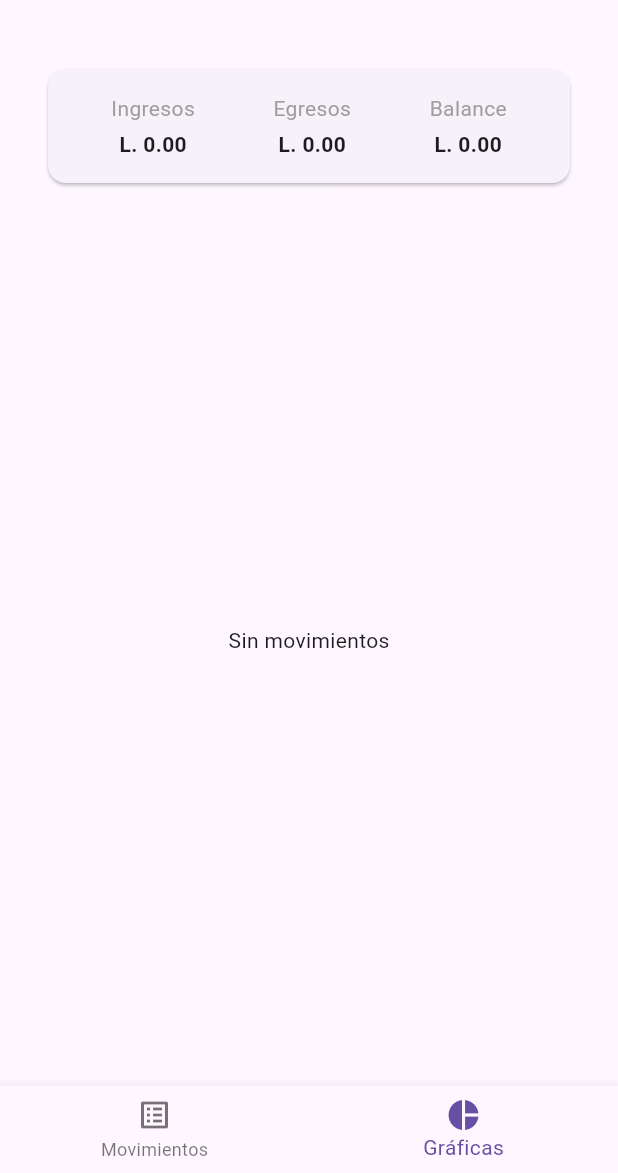
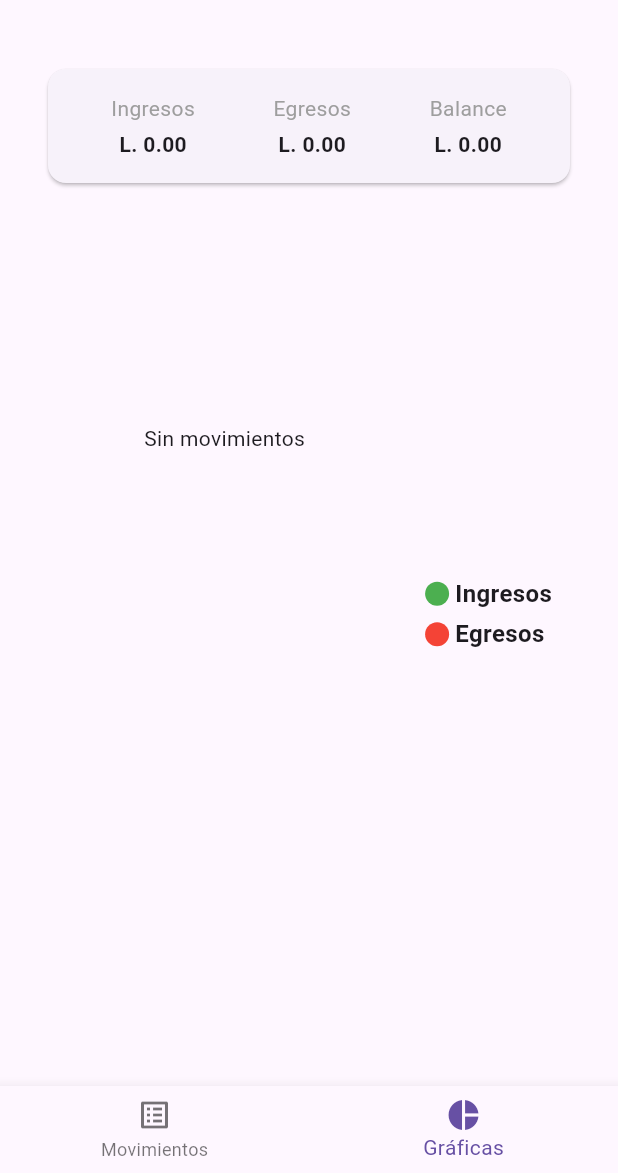
Before and after one commit to nbcc90/proyecto3_Control_Gastos_Personales, a Flutter app: the HomePage screen opened directly with empty values, swiped to page 2, on a phone screen of 412 x 824 dp, the part 63-1236 px from its top. Run offline on Flutter 3.47's test engine with Material 3 defaults, Android fonts, the phone set to English and light mode, and no system bars; our stand-ins replace fl_chart, get, get_storage, go_router; accounts and stored records are empty.

Commit message:
Se agrega indicadores a grafico

```diff
--- a/lib/views/home.dart
+++ b/lib/views/home.dart
@@ -3,10 +3,10 @@ import 'package:flutter/material.dart';
 import 'package:gastos_personales/enums/movement_type.dart';
 import 'package:gastos_personales/models/movement.dart';
 import 'package:gastos_personales/views/cards.dart';
+import 'package:gastos_personales/views/indicator.dart';
 import 'package:get_storage/get_storage.dart';
 import 'package:fl_chart/fl_chart.dart';
 import 'package:go_router/go_router.dart';
-
 
 class HomePage extends StatefulWidget {
   const HomePage({super.key, required this.user});
@@ -43,8 +43,11 @@ class _HomePageState extends State<HomePage> {
     } catch (_) {
       // si guardaste lista directa sin json, fallback:
       if (raw is List) {
-        setState(() =>
-        items = raw.map((e) => Movement.fromJson(Map<String, dynamic>.from(e))).toList());
+        setState(
+          () => items = raw
+              .map((e) => Movement.fromJson(Map<String, dynamic>.from(e)))
+              .toList(),
+        );
       }
     }
   }
@@ -110,7 +113,7 @@ class _HomePageState extends State<HomePage> {
               context.goNamed('login');
             }),
             tooltip: 'Salir',
-            icon: const Icon(Icons.logout, color: Colors.red,),
+            icon: const Icon(Icons.logout, color: Colors.red),
           ),
         ],
       ),
@@ -119,10 +122,7 @@ class _HomePageState extends State<HomePage> {
         controller: pageController,
         physics: const NeverScrollableScrollPhysics(),
         onPageChanged: (i) => setState(() => currentIndex = i),
-        children: [
-          _buildMovementsPage(context),
-          _buildChartsPage(context),
-        ],
+        children: [_buildMovementsPage(context), _buildChartsPage(context)],
       ),
 
       floatingActionButton: currentIndex == 0
@@ -144,8 +144,14 @@ class _HomePageState extends State<HomePage> {
           );
         },
         items: const [
-          BottomNavigationBarItem(icon: Icon(Icons.list_alt), label: 'Movimientos'),
-          BottomNavigationBarItem(icon: Icon(Icons.pie_chart), label: 'Gráficas'),
+          BottomNavigationBarItem(
+            icon: Icon(Icons.list_alt),
+            label: 'Movimientos',
+          ),
+          BottomNavigationBarItem(
+            icon: Icon(Icons.pie_chart),
+            label: 'Gráficas',
+          ),
         ],
       ),
     );
@@ -165,8 +171,9 @@ class _HomePageState extends State<HomePage> {
                   itemBuilder: (_, i) {
                     final m = filtered[i];
                     final sign = m.type == MovementType.income ? '+' : '-';
-              final color =
-              m.type == MovementType.income ? Colors.green : Colors.red;
+                    final color = m.type == MovementType.income
+                        ? Colors.green
+                        : Colors.red;
 
                     return ListTile(
                       leading: CircleAvatar(
@@ -180,7 +187,8 @@ class _HomePageState extends State<HomePage> {
                       ),
                       title: Text(m.category),
                       subtitle: Text(
-                    '${m.date.day}/${m.date.month}/${m.date.year}${m.note != null && m.note!.isNotEmpty ? ' · ${m.note}' : ''}'),
+                        '${m.date.day}/${m.date.month}/${m.date.year}${m.note != null && m.note!.isNotEmpty ? ' · ${m.note}' : ''}',
+                      ),
                       trailing: Text(
                         '$sign L. ${m.amount.toStringAsFixed(2)}',
                         style: TextStyle(
@@ -189,25 +197,33 @@ class _HomePageState extends State<HomePage> {
                         ),
                       ),
                       onLongPress: () async {
-                  final ok = await showDialog<bool>(
+                        final ok =
+                            await showDialog<bool>(
                               context: context,
                               builder: (_) => AlertDialog(
                                 title: const Text('Eliminar'),
                                 content: const Text(
-                          '¿Deseas eliminar este movimiento?'),
+                                  '¿Deseas eliminar este movimiento?',
+                                ),
                                 actions: [
                                   TextButton(
-                            onPressed: () => Navigator.pop(context, false),
-                            child: const Text('Cancelar')),
+                                    onPressed: () =>
+                                        Navigator.pop(context, false),
+                                    child: const Text('Cancelar'),
+                                  ),
                                   FilledButton(
-                            onPressed: () => Navigator.pop(context, true),
-                            child: const Text('Eliminar')),
+                                    onPressed: () =>
+                                        Navigator.pop(context, true),
+                                    child: const Text('Eliminar'),
+                                  ),
                                 ],
                               ),
                             ) ??
                             false;
                         if (ok) {
-                    setState(() => items.removeWhere((e) => e.id == m.id));
+                          setState(
+                            () => items.removeWhere((e) => e.id == m.id),
+                          );
                           await _save();
                         }
                       },
@@ -230,6 +246,11 @@ class _HomePageState extends State<HomePage> {
         children: [
           CardPage(income: totalIncome, expense: totalExpense),
           const SizedBox(height: 16),
+          AspectRatio(
+            aspectRatio: 1.3,
+            child: Row(
+              children: <Widget>[
+                const SizedBox(height: 18),
                 Expanded(
                   child: filtered.isEmpty
                       ? const Center(child: Text('Sin movimientos'))
@@ -240,20 +261,40 @@ class _HomePageState extends State<HomePage> {
                             sections: [
                               PieChartSectionData(
                                 value: income,
-                    title: 'Ingresos',
-                    titleStyle: TextStyle(fontWeight: FontWeight.bold, fontSize: 16),
+                                showTitle: false,
                                 radius: 90,
-                    color: const Color.fromARGB(255, 129, 204, 132)
+                                color: Colors.green,
                               ),
                               PieChartSectionData(
                                 value: expense,
-                    title: 'Egresos',
-                    titleStyle: TextStyle(fontWeight: FontWeight.bold, fontSize: 16),
+                                showTitle: false,
                                 radius: 90,
-                    color: const Color.fromARGB(255, 228, 107, 107)
+                                color: Colors.red,
                               ),
                             ],
                           ),
+                        ),
+                ),
+                const Column(
+                  mainAxisAlignment: MainAxisAlignment.end,
+                  crossAxisAlignment: CrossAxisAlignment.start,
+                  children: <Widget>[
+                    Indicator(
+                      color: Colors.green,
+                      text: 'Ingresos',
+                      isSquare: false,
+                    ),
+                    SizedBox(height: 4),
+                    Indicator(
+                      color: Colors.red,
+                      text: 'Egresos',
+                      isSquare: false,
+                    ),
+                    SizedBox(height: 4),
+                  ],
+                ),
+                const SizedBox(width: 28),
+              ],
             ),
           ),
         ],
@@ -284,8 +325,10 @@ class _HomePageState extends State<HomePage> {
             child: Column(
               crossAxisAlignment: CrossAxisAlignment.start,
               children: [
-                const Text('Nuevo movimiento',
-                    style: TextStyle(fontSize: 18, fontWeight: FontWeight.w600)),
+                const Text(
+                  'Nuevo movimiento',
+                  style: TextStyle(fontSize: 18, fontWeight: FontWeight.w600),
+                ),
                 const SizedBox(height: 12),
 
                 // Tipo
@@ -294,7 +337,8 @@ class _HomePageState extends State<HomePage> {
                     ChoiceChip(
                       label: const Text('Egreso'),
                       selected: type == MovementType.expense,
-                      onSelected: (_) => setS(() => type = MovementType.expense),
+                      onSelected: (_) =>
+                          setS(() => type = MovementType.expense),
                     ),
                     const SizedBox(width: 8),
                     ChoiceChip(
@@ -309,8 +353,9 @@ class _HomePageState extends State<HomePage> {
                 // Monto
                 TextField(
                   controller: amountCtrl,
-                  keyboardType:
-                  const TextInputType.numberWithOptions(decimal: true),
+                  keyboardType: const TextInputType.numberWithOptions(
+                    decimal: true,
+                  ),
                   decoration: const InputDecoration(
                     labelText: 'Monto',
                     prefixIcon: Icon(Icons.attach_money),
@@ -336,8 +381,7 @@ class _HomePageState extends State<HomePage> {
                     Expanded(
                       child: OutlinedButton.icon(
                         icon: const Icon(Icons.date_range),
-                        label: Text(
-                            '${date.day}/${date.month}/${date.year}'),
+                        label: Text('${date.day}/${date.month}/${date.year}'),
                         onPressed: () async {
                           final picked = await showDatePicker(
                             context: context,
@@ -371,18 +415,23 @@ class _HomePageState extends State<HomePage> {
                     icon: const Icon(Icons.save),
                     label: const Text('Guardar'),
                     onPressed: () async {
-                      final amount = double.tryParse(amountCtrl.text.trim()) ?? 0;
+                      final amount =
+                          double.tryParse(amountCtrl.text.trim()) ?? 0;
                       final category = categoryCtrl.text.trim();
 
                       if (amount <= 0 || category.isEmpty) {
                         ScaffoldMessenger.of(context).showSnackBar(
                           const SnackBar(
-                              content: Text('Monto > 0 y categoría son obligatorios')),
+                            content: Text(
+                              'Monto > 0 y categoría son obligatorios',
+                            ),
+                          ),
                         );
                         return;
                       }
 
-                      final id = DateTime.now().millisecondsSinceEpoch.toString();
+                      final id = DateTime.now().millisecondsSinceEpoch
+                          .toString();
                       final newItem = Movement(
                         id: id,
                         amount: amount,
--- /dev/null
+++ b/lib/views/indicator.dart
@@ -0,0 +1,44 @@
+import 'package:flutter/material.dart';
+
+class Indicator extends StatelessWidget {
+  const Indicator({
+    super.key,
+    required this.color,
+    required this.text,
+    required this.isSquare,
+    this.size = 16,
+    this.textColor,
+  });
+  final Color color;
+  final String text;
+  final bool isSquare;
+  final double size;
+  final Color? textColor;
+
+  @override
+  Widget build(BuildContext context) {
+    return Row(
+      children: <Widget>[
+        Container(
+          width: size,
+          height: size,
+          decoration: BoxDecoration(
+            shape: isSquare ? BoxShape.rectangle : BoxShape.circle,
+            color: color,
+          ),
+        ),
+        const SizedBox(
+          width: 4,
+        ),
+        Text(
+          text,
+          style: TextStyle(
+            fontSize: 16,
+            fontWeight: FontWeight.bold,
+            color: textColor,
+          ),
+        )
+      ],
+    );
+  }
+}
--- a/pubspec.yaml
+++ b/pubspec.yaml
@@ -33,7 +33,7 @@ dependencies:
   go_router: ^14.2.7
   get_storage: ^2.1.1
   get: ^4.7.2
-  fl_chart: ^0.67.0
+  fl_chart: ^1.0.0
 
   # The following adds the Cupertino Icons font to your application.
   # Use with the CupertinoIcons class for iOS style icons.
```
Also changed, not shown: pubspec.lock. Lines whose indentation alone changed are shown as unchanged.
